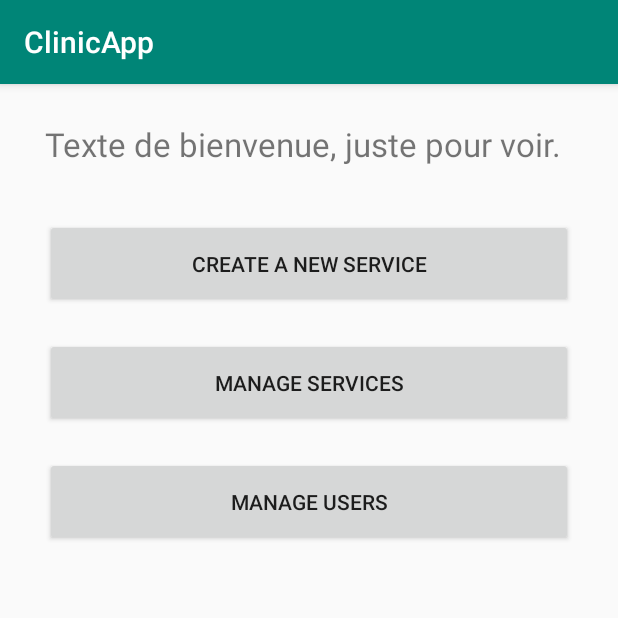
After one commit to SEG2105-uottawa/seg2505-projet-a19-21, an Android app: the AdminActivity screen opened directly, with no data from a screen before it, on a phone screen of 412 x 824 dp, the top half of it. The commit adds this screen. Run offline under Robolectric (Android 15) with nearby library versions, the phone set to English and light mode, and no system bars; our stand-ins replace Firebase (no records; nobody signed in at launch, a user with empty details on screens opened directly); 1 statement that could not run was skipped.

Commit message:
Classes Service, Clinic créées. Admin activity faite, CreateService, ManageUsers et ManageServices créés mais non codés.

```diff
--- a/ClinicApp/app/src/main/AndroidManifest.xml
+++ b/ClinicApp/app/src/main/AndroidManifest.xml
@@ -9,7 +9,11 @@
         android:roundIcon="@mipmap/ic_launcher_round"
         android:supportsRtl="true"
         android:theme="@style/AppTheme">
-        <activity android:name=".controller.WelcomeActivity"></activity>
+        <activity android:name=".controller.ManageServicesActivity"></activity>
+        <activity android:name=".controller.ManageUsersActivity" />
+        <activity android:name=".controller.CreateServiceActivity" />
+        <activity android:name=".controller.AdminActivity" />
+        <activity android:name=".controller.WelcomeActivity" />
         <activity android:name=".controller.SignInActivity" />
         <activity android:name=".controller.MainActivity">
             <intent-filter>
--- /dev/null
+++ b/ClinicApp/app/src/main/java/com/a19_21/clinicapp/controller/AdminActivity.java
@@ -0,0 +1,91 @@
+package com.a19_21.clinicapp.controller;
+
+import androidx.annotation.NonNull;
+import androidx.appcompat.app.AppCompatActivity;
+
+import android.content.Intent;
+import android.os.Bundle;
+import android.view.View;
+import android.widget.Button;
+import android.widget.TextView;
+
+import com.a19_21.clinicapp.R;
+import com.a19_21.clinicapp.model.User;
+import com.google.firebase.auth.FirebaseAuth;
+import com.google.firebase.auth.FirebaseUser;
+import com.google.firebase.database.DataSnapshot;
+import com.google.firebase.database.DatabaseError;
+import com.google.firebase.database.DatabaseReference;
+import com.google.firebase.database.FirebaseDatabase;
+import com.google.firebase.database.ValueEventListener;
+
+public class AdminActivity extends AppCompatActivity {
+
+    private TextView greetingTxt;
+    private Button createServiceBtn;
+    private Button manageServicesBtn;
+    private Button manageUsersBtn;
+
+    // FIREBASE AUTHENTICATION
+    private FirebaseAuth firebaseAuth;
+    private FirebaseUser firebaseUser;
+
+    // FIREBASE DATABASE
+    private FirebaseDatabase firebaseDatabase;
+    private DatabaseReference databaseReference;
+
+    @Override
+    protected void onCreate(Bundle savedInstanceState) {
+        super.onCreate(savedInstanceState);
+        setContentView(R.layout.activity_admin);
+
+        greetingTxt = (TextView) findViewById(R.id.activity_admin_greeting_txt);
+        createServiceBtn = (Button) findViewById(R.id.activity_admin_createservice_btn);
+        manageServicesBtn = (Button) findViewById(R.id.activity_admin_manageservices_btn);
+        manageUsersBtn = (Button) findViewById(R.id.activity_admin_manageusers_btn);
+
+        firebaseAuth = FirebaseAuth.getInstance();
+        firebaseUser = firebaseAuth.getCurrentUser();
+
+        firebaseDatabase = FirebaseDatabase.getInstance();
+        databaseReference = firebaseDatabase.getReference("user/"+firebaseUser.getUid());
+
+        databaseReference.addValueEventListener(new ValueEventListener() {
+            @Override
+            public void onDataChange(@NonNull DataSnapshot dataSnapshot) {
+                User user = dataSnapshot.getValue(User.class);
+                greetingTxt.setText("Welcome "+user.getUsername()+", you're connected as "+user.getType());
+            }
+
+            @Override
+            public void onCancelled(@NonNull DatabaseError databaseError) {
+
+            }
+
+        });
+
+        createServiceBtn.setOnClickListener(new View.OnClickListener() {
+            @Override
+            public void onClick(View view) {
+                Intent goToCreateService = new Intent(AdminActivity.this, CreateServiceActivity.class);
+                startActivity(goToCreateService);
+            }
+        });
+
+        manageServicesBtn.setOnClickListener(new View.OnClickListener() {
+            @Override
+            public void onClick(View view) {
+                Intent goToManageServices = new Intent(AdminActivity.this, ManageServicesActivity.class);
+                startActivity(goToManageServices);
+            }
+        });
+
+        manageUsersBtn.setOnClickListener(new View.OnClickListener() {
+            @Override
+            public void onClick(View view) {
+                Intent goToManageUsers = new Intent(AdminActivity.this, ManageUsersActivity.class);
+                startActivity(goToManageUsers);
+            }
+        });
+    }
+}
--- /dev/null
+++ b/ClinicApp/app/src/main/res/drawable/box_border.xml
@@ -0,0 +1,5 @@
+<?xml version="1.0" encoding="utf-8"?>
+<shape xmlns:android="http://schemas.android.com/apk/res/android"
+    android:shape="rectangle">
+    <stroke android:width="2dp" android:color="@android:color/black" />
+</shape>
--- /dev/null
+++ b/ClinicApp/app/src/main/res/layout/activity_admin.xml
@@ -0,0 +1,54 @@
+<?xml version="1.0" encoding="utf-8"?>
+<LinearLayout xmlns:android="http://schemas.android.com/apk/res/android"
+    xmlns:app="http://schemas.android.com/apk/res-auto"
+    xmlns:tools="http://schemas.android.com/tools"
+    android:layout_width="match_parent"
+    android:layout_height="match_parent"
+    android:layout_gravity="top"
+    android:orientation="vertical"
+    tools:context=".controller.AdminActivity">
+
+    <TextView
+        android:id="@+id/activity_admin_greeting_txt"
+        android:layout_width="match_parent"
+        android:layout_height="wrap_content"
+        android:text="Texte de bienvenue, juste pour voir."
+        android:layout_gravity="center"
+        android:gravity="left"
+        android:paddingVertical="5sp"
+        android:layout_marginVertical="20dp"
+        android:layout_marginHorizontal="30dp"
+        android:textSize="22dp"
+        />
+
+    <Button
+        android:id="@+id/activity_admin_createservice_btn"
+        android:layout_width="match_parent"
+        android:layout_height="wrap_content"
+        android:paddingVertical="20dp"
+        android:layout_marginVertical="10dp"
+        android:layout_marginHorizontal="30dp"
+        android:text="Create a new Service"
+        />
+
+    <Button
+        android:id="@+id/activity_admin_manageservices_btn"
+        android:layout_width="match_parent"
+        android:layout_height="wrap_content"
+        android:paddingVertical="20dp"
+        android:layout_marginVertical="10dp"
+        android:layout_marginHorizontal="30dp"
+        android:text="Manage services"
+        />
+
+    <Button
+        android:id="@+id/activity_admin_manageusers_btn"
+        android:layout_width="match_parent"
+        android:layout_height="wrap_content"
+        android:paddingVertical="20dp"
+        android:layout_marginVertical="10dp"
+        android:layout_marginHorizontal="30dp"
+        android:text="Manage users"
+        />
+
+</LinearLayout>
```
Also changed, not shown: ClinicApp/app/src/main/java/com/a19_21/clinicapp/controller/CreateServiceActivity.java (added, +16 -0 lines), ClinicApp/app/src/main/java/com/a19_21/clinicapp/controller/MainActivity.java (+1 -13 lines), ClinicApp/app/src/main/java/com/a19_21/clinicapp/controller/ManageServicesActivity.java (added, +16 -0 lines), ClinicApp/app/src/main/java/com/a19_21/clinicapp/controller/ManageUsersActivity.java (added, +16 -0 lines), ClinicApp/app/src/main/java/com/a19_21/clinicapp/controller/WelcomeActivity.java (+11 -4 lines), ClinicApp/app/src/main/java/com/a19_21/clinicapp/model/Adress.java (added, +48 -0 lines), ClinicApp/app/src/main/java/com/a19_21/clinicapp/model/Clinic.java (added, +39 -0 lines), ClinicApp/app/src/main/java/com/a19_21/clinicapp/model/Service.java (added, +49 -0 lines), ClinicApp/app/src/main/java/com/a19_21/clinicapp/model/UsersList.java (added, +47 -0 lines), ClinicApp/app/src/main/res/layout/activity_create_service.xml (added, +9 -0 lines), ClinicApp/app/src/main/res/layout/activity_manage_services.xml (added, +9 -0 lines), ClinicApp/app/src/main/res/layout/activity_manage_users.xml (added, +9 -0 lines), ClinicApp/app/src/main/res/layout/list_item.xml (added, +43 -0 lines).
